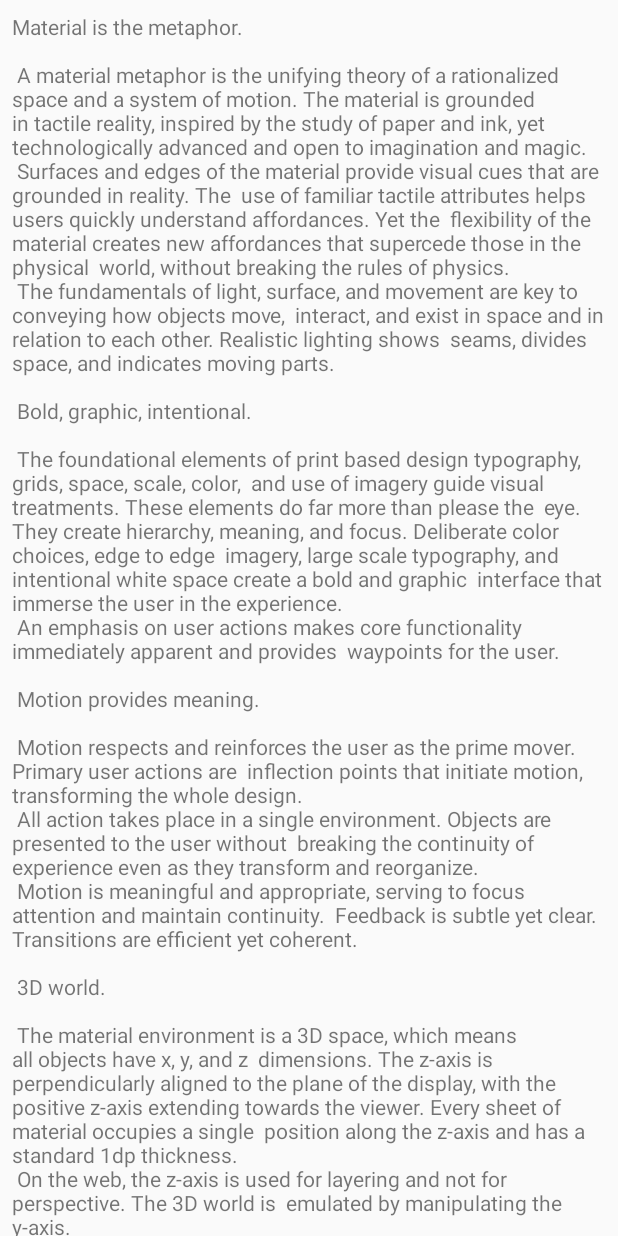
After one commit to PrayAnalog/FacebookExample, an Android app: the layout content_show_food.xml on its own in the app's theme, with its tools: preview values and no code run, on a phone screen of 412 x 824 dp. The commit adds this screen. Run offline under Robolectric (Android 15) with nearby library versions, the phone set to English and light mode, and no system bars.

Commit message:
[#5] Make c tab back layout
see #5

```diff
--- /dev/null
+++ b/app/src/main/res/layout/content_show_food.xml
@@ -0,0 +1,16 @@
+<?xml version="1.0" encoding="utf-8"?>
+<android.support.v4.widget.NestedScrollView
+    xmlns:android="http://schemas.android.com/apk/res/android"
+    xmlns:app="http://schemas.android.com/apk/res-auto"
+    xmlns:tools="http://schemas.android.com/tools"
+    android:layout_width="match_parent"
+    android:layout_height="match_parent"
+    tools:showIn="@layout/activity_show_food">
+
+    <TextView
+        android:layout_width="wrap_content"
+        android:layout_height="wrap_content"
+        android:layout_margin="@dimen/text_margin"
+        android:text="@string/large_text"/>
+
+</android.support.v4.widget.NestedScrollView>
--- a/app/src/main/res/values/strings.xml
+++ b/app/src/main/res/values/strings.xml
@@ -6,4 +6,95 @@
     <string name="food_picker_photo_title">당신의 오늘 기분은?</string>
     <string name="title_activity_food_picker">FoodPickerActivity</string>
     <string name="take_picture">오늘의 사진 찍기</string>
+    <string name="title_activity_show_food">ShowFoodActivity</string>
+    <string name="large_text">
+        "Material is the metaphor.\n\n"
+
+        "A material metaphor is the unifying theory of a rationalized space and a system of motion."
+        "The material is grounded in tactile reality, inspired by the study of paper and ink, yet "
+        "technologically advanced and open to imagination and magic.\n"
+        "Surfaces and edges of the material provide visual cues that are grounded in reality. The "
+        "use of familiar tactile attributes helps users quickly understand affordances. Yet the "
+        "flexibility of the material creates new affordances that supercede those in the physical "
+        "world, without breaking the rules of physics.\n"
+        "The fundamentals of light, surface, and movement are key to conveying how objects move, "
+        "interact, and exist in space and in relation to each other. Realistic lighting shows "
+        "seams, divides space, and indicates moving parts.\n\n"
+
+        "Bold, graphic, intentional.\n\n"
+
+        "The foundational elements of print based design typography, grids, space, scale, color, "
+        "and use of imagery guide visual treatments. These elements do far more than please the "
+        "eye. They create hierarchy, meaning, and focus. Deliberate color choices, edge to edge "
+        "imagery, large scale typography, and intentional white space create a bold and graphic "
+        "interface that immerse the user in the experience.\n"
+        "An emphasis on user actions makes core functionality immediately apparent and provides "
+        "waypoints for the user.\n\n"
+
+        "Motion provides meaning.\n\n"
+
+        "Motion respects and reinforces the user as the prime mover. Primary user actions are "
+        "inflection points that initiate motion, transforming the whole design.\n"
+        "All action takes place in a single environment. Objects are presented to the user without "
+        "breaking the continuity of experience even as they transform and reorganize.\n"
+        "Motion is meaningful and appropriate, serving to focus attention and maintain continuity. "
+        "Feedback is subtle yet clear. Transitions are efﬁcient yet coherent.\n\n"
+
+        "3D world.\n\n"
+
+        "The material environment is a 3D space, which means all objects have x, y, and z "
+        "dimensions. The z-axis is perpendicularly aligned to the plane of the display, with the "
+        "positive z-axis extending towards the viewer. Every sheet of material occupies a single "
+        "position along the z-axis and has a standard 1dp thickness.\n"
+        "On the web, the z-axis is used for layering and not for perspective. The 3D world is "
+        "emulated by manipulating the y-axis.\n\n"
+
+        "Light and shadow.\n\n"
+
+        "Within the material environment, virtual lights illuminate the scene. Key lights create "
+        "directional shadows, while ambient light creates soft shadows from all angles.\n"
+        "Shadows in the material environment are cast by these two light sources. In Android "
+        "development, shadows occur when light sources are blocked by sheets of material at "
+        "various positions along the z-axis. On the web, shadows are depicted by manipulating the "
+        "y-axis only. The following example shows the card with a height of 6dp.\n\n"
+
+        "Resting elevation.\n\n"
+
+        "All material objects, regardless of size, have a resting elevation, or default elevation "
+        "that does not change. If an object changes elevation, it should return to its resting "
+        "elevation as soon as possible.\n\n"
+
+        "Component elevations.\n\n"
+
+        "The resting elevation for a component type is consistent across apps (e.g., FAB elevation "
+        "does not vary from 6dp in one app to 16dp in another app).\n"
+        "Components may have different resting elevations across platforms, depending on the depth "
+        "of the environment (e.g., TV has a greater depth than mobile or desktop).\n\n"
+
+        "Responsive elevation and dynamic elevation offsets.\n\n"
+
+        "Some component types have responsive elevation, meaning they change elevation in response "
+        "to user input (e.g., normal, focused, and pressed) or system events. These elevation "
+        "changes are consistently implemented using dynamic elevation offsets.\n"
+        "Dynamic elevation offsets are the goal elevation that a component moves towards, relative "
+        "to the component’s resting state. They ensure that elevation changes are consistent "
+        "across actions and component types. For example, all components that lift on press have "
+        "the same elevation change relative to their resting elevation.\n"
+        "Once the input event is completed or cancelled, the component will return to its resting "
+        "elevation.\n\n"
+
+        "Avoiding elevation interference.\n\n"
+
+        "Components with responsive elevations may encounter other components as they move between "
+        "their resting elevations and dynamic elevation offsets. Because material cannot pass "
+        "through other material, components avoid interfering with one another any number of ways, "
+        "whether on a per component basis or using the entire app layout.\n"
+        "On a component level, components can move or be removed before they cause interference. "
+        "For example, a floating action button (FAB) can disappear or move off screen before a "
+        "user picks up a card, or it can move if a snackbar appears.\n"
+        "On the layout level, design your app layout to minimize opportunities for interference. "
+        "For example, position the FAB to one side of stream of a cards so the FAB won’t interfere "
+        "when a user tries to pick up one of cards.\n\n"
+    </string>
+    <string name="action_settings">Settings</string>
 </resources>
```
Also changed, not shown: app/src/main/AndroidManifest.xml (+10 -5 lines), app/src/main/java/com/example/q/facebookexample/ShowFoodActivity.java (added, +111 -0 lines), app/src/main/res/layout/activity_show_food.xml (added, +42 -0 lines).
